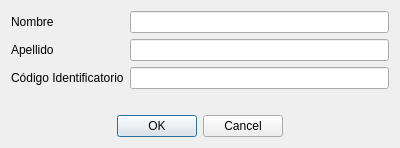
This is ToolTrack/src/dialogs/NewUserDialog.ui in ignabelitzky/asset-manager as Qt 5 draws it before an edit. The edited form follows.
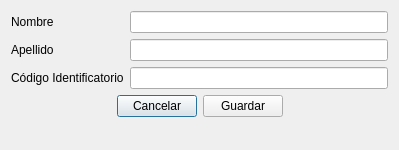
This is the edited form.

```diff
--- a/ToolTrack/src/dialogs/NewUserDialog.ui
+++ b/ToolTrack/src/dialogs/NewUserDialog.ui
@@ -6,8 +6,8 @@
    <rect>
     <x>0</x>
     <y>0</y>
-    <width>400</width>
-    <height>148</height>
+    <width>399</width>
+    <height>150</height>
    </rect>
   </property>
   <property name="windowTitle">
@@ -60,6 +60,53 @@
      </item>
     </layout>
    </item>
+   <item>
+    <layout class="QHBoxLayout" name="horizontalLayout">
+     <property name="topMargin">
+      <number>0</number>
+     </property>
+     <item>
+      <spacer name="horizontalSpacer">
+       <property name="orientation">
+        <enum>Qt::Orientation::Horizontal</enum>
+       </property>
+       <property name="sizeHint" stdset="0">
+        <size>
+         <width>40</width>
+         <height>20</height>
+        </size>
+       </property>
+      </spacer>
+     </item>
+     <item>
+      <widget class="QPushButton" name="cancelButton">
+       <property name="text">
+        <string>Cancelar</string>
+       </property>
+      </widget>
+     </item>
+     <item>
+      <widget class="QPushButton" name="saveButton">
+       <property name="text">
+        <string>Guardar</string>
+       </property>
+      </widget>
+     </item>
+     <item>
+      <spacer name="horizontalSpacer_2">
+       <property name="orientation">
+        <enum>Qt::Orientation::Horizontal</enum>
+       </property>
+       <property name="sizeHint" stdset="0">
+        <size>
+         <width>40</width>
+         <height>20</height>
+        </size>
+       </property>
+      </spacer>
+     </item>
+    </layout>
+   </item>
    <item>
     <spacer name="verticalSpacer">
      <property name="orientation">
@@ -73,19 +120,6 @@
      </property>
     </spacer>
    </item>
-   <item>
-    <widget class="QDialogButtonBox" name="buttonBox">
-     <property name="orientation">
-      <enum>Qt::Orientation::Horizontal</enum>
-     </property>
-     <property name="standardButtons">
-      <set>QDialogButtonBox::StandardButton::Cancel|QDialogButtonBox::StandardButton::Ok</set>
-     </property>
-     <property name="centerButtons">
-      <bool>true</bool>
-     </property>
-    </widget>
-   </item>
   </layout>
  </widget>
  <resources/>
```
Left out of the diff: 42 changed lines with no effect on the pictures.
